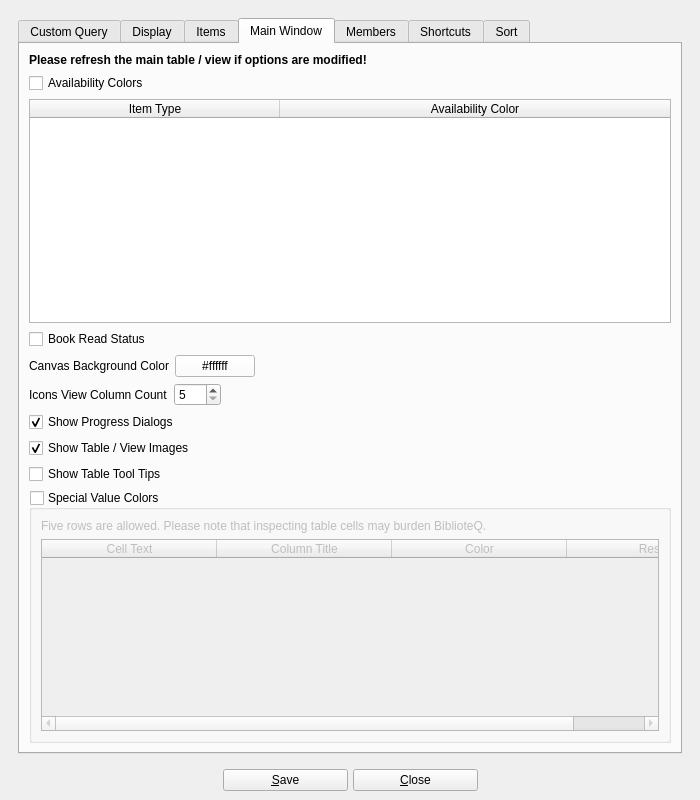
textbrowser/biblioteq, file UI/biblioteq_otheroptions.ui: the form before one commit.
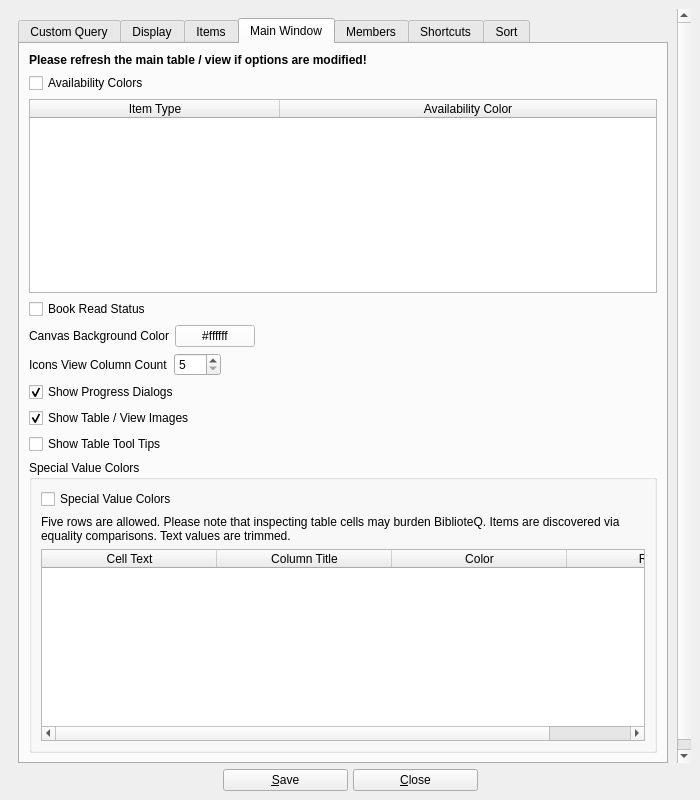
The form after the commit. The open tabs and pages were chosen to show the change. Icons and pictures are not drawn. Custom widgets are drawn as their Qt base class.

Commit message: Corrected strange Qt Accessibility warning. GH #369.

What changed in the file:
```diff
--- a/UI/biblioteq_otheroptions.ui
+++ b/UI/biblioteq_otheroptions.ui
@@ -623,17 +623,18 @@
               <property name="title">
                <string>Special Value Colors</string>
               </property>
-              <property name="checkable">
-               <bool>true</bool>
-              </property>
-              <property name="checked">
-               <bool>false</bool>
-              </property>
               <layout class="QVBoxLayout" name="verticalLayout_15">
+               <item>
+                <widget class="QCheckBox" name="special_value_colors_check_box">
+                 <property name="text">
+                  <string>Special Value Colors</string>
+                 </property>
+                </widget>
+               </item>
                <item>
                 <widget class="QLabel" name="label_16">
                  <property name="text">
-                  <string>Five rows are allowed. Please note that inspecting table cells may burden BiblioteQ.</string>
+                  <string>Five rows are allowed. Please note that inspecting table cells may burden BiblioteQ. Items are discovered via equality comparisons. Text values are trimmed.</string>
                  </property>
                  <property name="wordWrap">
                   <bool>true</bool>
```
Left out of the diff: 3 changed lines with no effect on the pictures. The commit also changes 1 other file.
